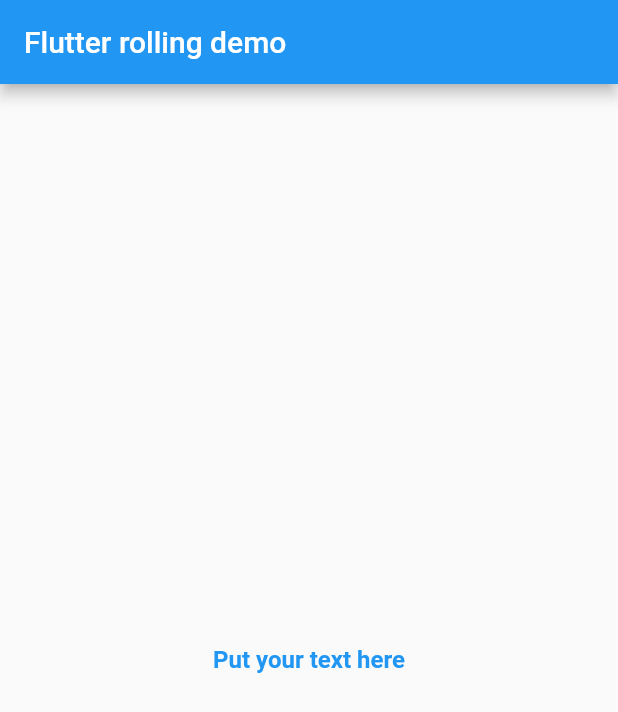
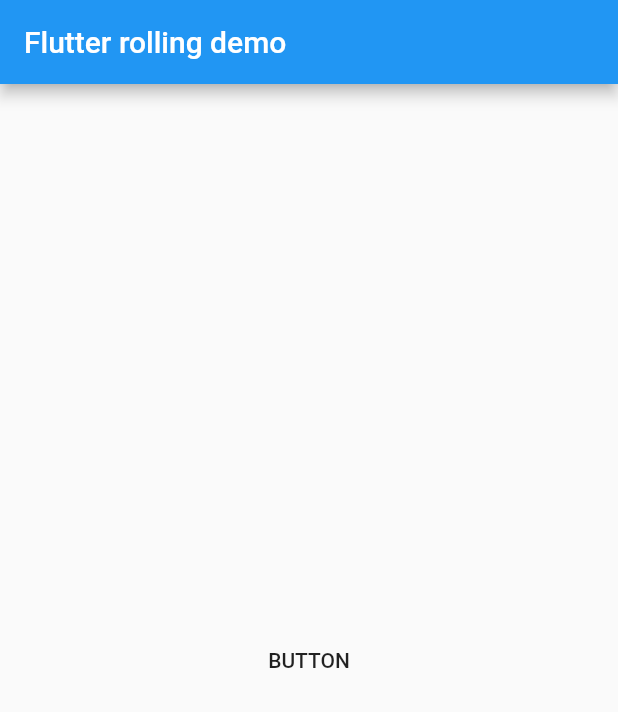
Before and after one commit to hughcoder/FlutterApp, a Flutter app: the screen it shows after launch, on a phone screen of 412 x 824 dp. Shown: the top 712 px of the screen. Run offline on Flutter 3.47's test engine with Material 2 defaults, Android fonts, the phone set to English and light mode, and no system bars.

```diff
--- a/lib/main.dart
+++ b/lib/main.dart
@@ -25,7 +25,7 @@ class MyApp extends StatelessWidget {
             title: Text('Flutter rolling demo'),
           ),
           body: Center(
-            child: TextWidget(),
+            child:  ButtonWidget()
           ),
         ));
   }
@@ -35,7 +35,7 @@ class TextWidget extends StatelessWidget {
   @override
   Widget build(BuildContext context) {
     return Text(
-      "Put your text here",
+      "Put your text here dddddd",
       style: TextStyle(
           color: Colors.blue,
           fontSize: 16.0,
@@ -44,6 +44,33 @@ class TextWidget extends StatelessWidget {
     );
   }
 }
+
+class ImageWidget extends StatelessWidget {
+  @override
+  Widget build(BuildContext context) {
+    return Image.network(
+      "https://timgsa.baidu.com/timg?image&quality=80&size=b9999_10000&sec=1539766773943&di=4ebf97fa06db7acdb69045e60a15fc57&imgtype=0&src=http%3A%2F%2Fi1.hdslb.com%2Fbfs%2Farchive%2F9cee584be54d5808b0e3b0f92971499b7cad9c52.jpg",
+      width: 200.0,
+      height: 150.0,
+    );
+  }
+}
+
+class ButtonWidget extends StatelessWidget {
+  @override
+  Widget build(BuildContext context) {
+    var flatBtn = FlatButton(
+      onPressed: () => print('FlatButton pressed'),
+      child: Text('BUTTON'),
+    );
+    var raisedButton = RaisedButton(
+      onPressed: () => print('RaisedButton pressed'),
+      child: Text('BUTTON'),
+    );
+    return flatBtn;
+  }
+}
+
 
 class RollingButton extends StatefulWidget {
   // StatefulWidget 需要实现这个方法，返回一个 State
```
